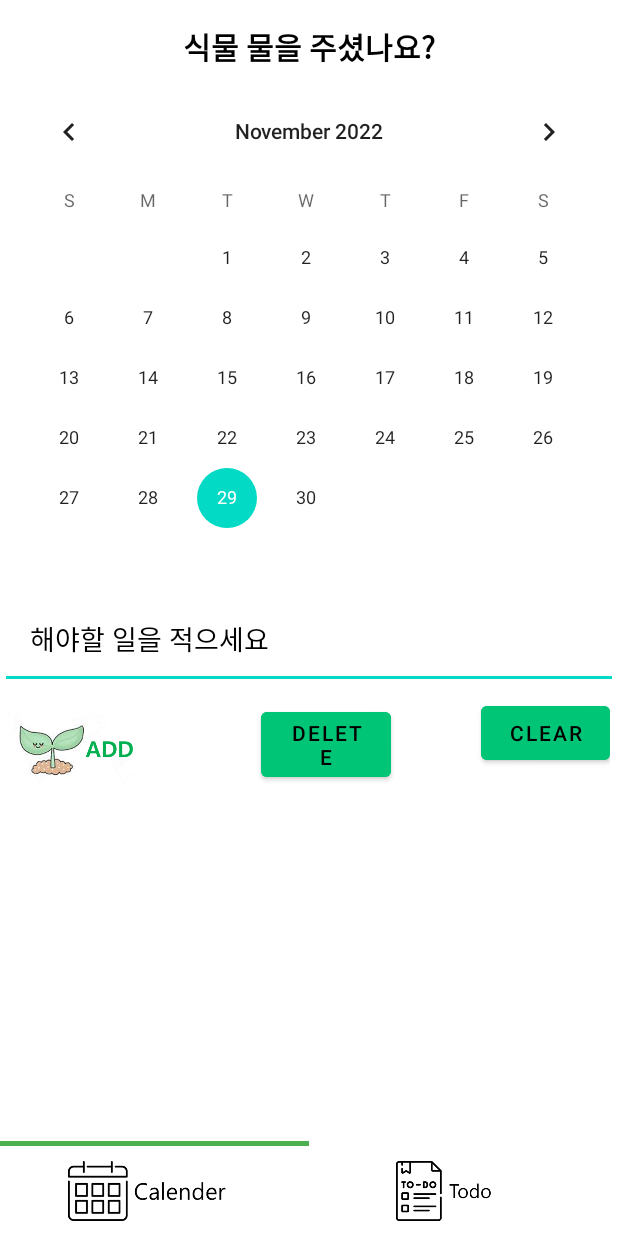
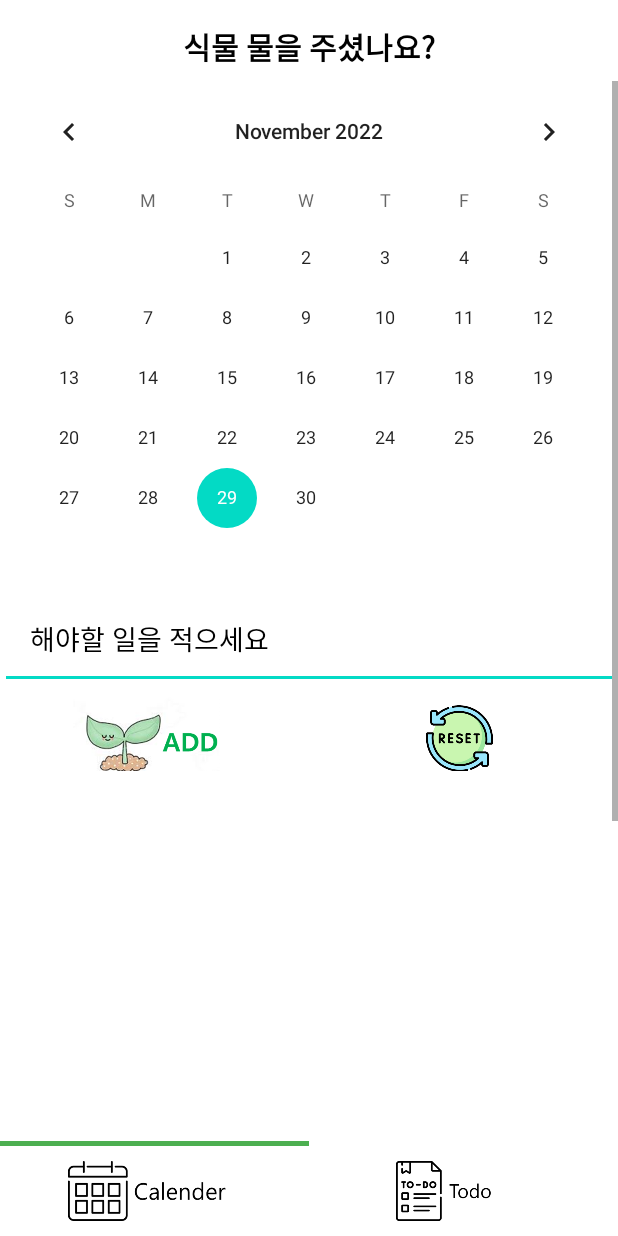
Before and after one commit to dami0806/GrowingPlants, an Android app: the TodoActivity screen opened directly, with no data from a screen before it, after a tap on an icon or button, on a phone screen of 412 x 824 dp. Run offline under Robolectric (Android 15) with nearby library versions, the phone set to English and light mode, and no system bars; our stand-ins replace Firebase (no records; nobody signed in at launch, a user with empty details on screens opened directly); libraries missing offline, so code that uses them is left out: com.kakao.sdk; 2 statements that could not run were skipped.

Commit message:
알림전까지 완료

```diff
--- a/app/src/main/java/com/dami/growingplants/TodoActivity.kt
+++ b/app/src/main/java/com/dami/growingplants/TodoActivity.kt
@@ -1,6 +1,7 @@
 package com.dami.growingplants
 
 import android.content.Intent
+import android.icu.text.Transliterator
 import android.os.Build
 import androidx.appcompat.app.AppCompatActivity
 import android.os.Bundle
@@ -25,19 +26,14 @@ class TodoActivity : AppCompatActivity() {
     lateinit var toDoBtn: ImageView
     lateinit var editText: EditText
     private lateinit var listviewAdapter: ListViewAdapter4
-
     lateinit var add: ImageView
-    lateinit var clear: Button
-    lateinit var delete: Button
-    var d:String?=null
+    var dateTV:String = ""
     val list_item = mutableListOf<ListViewModel>()
     var textList = arrayListOf<String>()
     var checkList = arrayListOf<String>()
     val list_itemkey = mutableListOf<String>()
     private lateinit var key: String
-    private lateinit var idkey: ArrayList<String>
-    private var checkmarkIdList = mutableListOf<String>()
-    var count:Int =0
+
     @RequiresApi(Build.VERSION_CODES.O)
     override fun onCreate(savedInstanceState: Bundle?) {
         super.onCreate(savedInstanceState)
@@ -46,12 +42,11 @@ class TodoActivity : AppCompatActivity() {
         val listview = findViewById<ListView>(R.id.listView)
         calBtn = findViewById(R.id.CalBtn)
         toDoBtn = findViewById(R.id.TodoBtn)
-        clear = findViewById(R.id.clear)
-        delete = findViewById(R.id.delete)
+
         add = findViewById(R.id.add)
         val current = LocalDateTime.now()
         val formatter = DateTimeFormatter.ofPattern("yyyy년 MM월 dd일")
-        val dateTV = current.format(formatter).toString()
+        dateTV = current.format(formatter).toString()
 
         key = intent.getStringExtra("dateKey").toString()
 
@@ -63,53 +58,57 @@ class TodoActivity : AppCompatActivity() {
 
 
         listview.setOnItemClickListener { parent, view, position, id ->
+          changeClick(position)
+        }
+
+        //탭
+        toDoBtn.setOnClickListener {
+        }
+        calBtn.setOnClickListener {
+            var intent = Intent(this, HomeActivity::class.java)
+            intent.addFlags(Intent.FLAG_ACTIVITY_NO_ANIMATION)
+            startActivity(intent)
+        }
+    }
+
+fun changeClick(position:Int){
     var listposition = checkList[position]
     var textposition = textList[position]
-
+    UserApiClient.instance.me { user, error ->
         val postListener = object : ValueEventListener {
 
             override fun onDataChange(dataSnapshot: DataSnapshot) {
 
                 for (dataModel in dataSnapshot.children) {
 
-                        if(listposition.contains("true")){
-                            UserApiClient.instance.me { user, error ->
+                    if (listposition.contains("true")) {
+
                         FBRef.todoDate
                             .child(user!!.id.toString())
                             .child(dateTV.toString())
                             .child(list_itemkey[position])
-                                    .setValue(ListViewModel(textposition,click = "false"))
+                            .setValue(ListViewModel(textposition, click = "false"))
                             checkList[position] = "false"
 
-                            }
-                            listviewAdapter.notifyDataSetChanged()
                         break
+
                     }
 
                     //true 로 바꾸기
-                            if(listposition.contains("false")){
-                            UserApiClient.instance.me { user, error ->
+                    else if (listposition.contains("false")) {
+
                         FBRef.todoDate
                             .child(user!!.id.toString())
                             .child(dateTV.toString())
                             .child(list_itemkey[position])
-                                   .setValue(ListViewModel(textposition,click = "true"))
-                                checkList[position] = "true"
+                            .setValue(ListViewModel(textposition, click = "true"))
 
-
+                        break
                     }
-                                listviewAdapter.notifyDataSetChanged()
-                                break
+                }
             }
 
 
-
-
-//true는 check로
-
-
-                    }
-                }
             override fun onCancelled(databaseError: DatabaseError) {
             }
         }
@@ -121,24 +120,9 @@ class TodoActivity : AppCompatActivity() {
 //title이 같은애들일때 check로 바뀜
 
     }
-
-        clear.setOnClickListener { clearBtn()}
-
-        //탭
-        toDoBtn.setOnClickListener {
+    listviewAdapter.notifyDataSetChanged()
 }
-        calBtn.setOnClickListener {
-            var intent = Intent(this, HomeActivity::class.java)
-            intent.addFlags(Intent.FLAG_ACTIVITY_NO_ANIMATION)
-            startActivity(intent)
-        }
-    }
-
-
-
-
-
-fun clearBtn(){
+    fun clearBtn() {
 
         listviewAdapter.notifyDataSetChanged()
         UserApiClient.instance.me { user, error ->
@@ -152,7 +136,7 @@ fun clearBtn(){
     }
 
     //오늘날짜 todolist에 가져오기
-    fun getCommentData(date:String) {
+    fun getCommentData(date: String) {
 //comment 아래 board아래 commentkey 아래 comment 데이터들
         val postListener = object : ValueEventListener {
             override fun onDataChange(dataSnapshot: DataSnapshot) {
@@ -163,17 +147,23 @@ fun clearBtn(){
 
                         for (i in dataModel.children) {
 
-                            list_item.add(ListViewModel(i.getValue(ListViewModel::class.java)!!.text.toString(),i.getValue(ListViewModel::class.java)!!.click.toString()) )
+                            list_item.add(
+                                ListViewModel(
+                                    i.getValue(ListViewModel::class.java)!!.text.toString(),
+                                    i.getValue(ListViewModel::class.java)!!.click.toString()
+                                )
+                            )
                             list_itemkey.add(i.key.toString())
                             textList.add(i.getValue(ListViewModel::class.java)!!.text.toString())
                             checkList.add(i.getValue(ListViewModel::class.java)!!.click.toString())
-                            Log.d("뭘가요",list_item.toString())
+                            Log.d("뭘가요", list_item.toString())
 
                         }
                     }
                     listviewAdapter.notifyDataSetChanged()//어댑터 동기화
                 }
             }
+
             override fun onCancelled(databaseError: DatabaseError) {
             }
         }
@@ -184,5 +174,4 @@ fun clearBtn(){
     }
 
 
-
 }
--- a/app/src/main/res/layout/activity_home.xml
+++ b/app/src/main/res/layout/activity_home.xml
@@ -56,7 +56,7 @@
     <LinearLayout
         android:id="@+id/linearLayout1"
         android:layout_width="match_parent"
-        android:layout_height="80dp"
+        android:layout_height="60dp"
         android:layout_below="@id/editText"
         android:orientation="horizontal"
         android:padding="5dp">
@@ -64,29 +64,19 @@
         <ImageView
             android:id="@+id/add"
             android:layout_width="100dp"
-            android:layout_height="wrap_content"
+            android:layout_height="60dp"
             android:layout_weight="1"
             android:src="@drawable/img"/>
 
-        <Button
-            android:id="@+id/delete"
-            android:layout_width="wrap_content"
-            android:layout_height="wrap_content"
-            android:layout_marginLeft="70dp"
+
+        <ImageView
+            android:id="@+id/clear"
+            android:layout_width="100dp"
+            android:layout_height="50dp"
             android:layout_weight="1"
-            android:text="Delete"
-            android:textColor="#000000"
-            android:backgroundTint="#01C576"/>
+            android:src="@drawable/img_1"
+            android:paddingTop="5dp"/>
 
-        <Button
-            android:id="@+id/clear"
-            android:layout_width="wrap_content"
-            android:layout_height="wrap_content"
-            android:layout_marginLeft="60dp"
-            android:layout_weight="1"
-            android:text="Clear"
-            android:textColor="#000000"
-            android:backgroundTint="#01C576"/>
     </LinearLayout>
 
 
@@ -99,8 +89,8 @@
     <ListView
         android:id="@+id/listView"
         android:layout_width="wrap_content"
-        android:layout_height="100dp"
-
+        android:layout_height="200dp"
+        android:layout_marginBottom="64dp"
         android:choiceMode="multipleChoice" />
     </LinearLayout>
 </ScrollView>
```
Also changed, not shown: app/src/main/java/com/dami/growingplants/HomeActivity.kt (+84 -88 lines), app/src/main/res/layout/activity_todo.xml (+0 -18 lines), app/src/main/res/drawable-v24/img_1.png (added), app/src/main/res/drawable-v24/img_2.png (added). Lines whose indentation alone changed are shown as unchanged.
